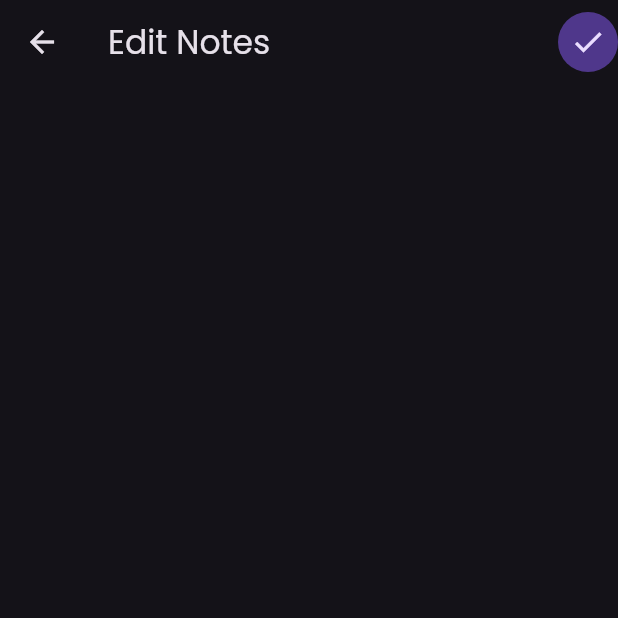
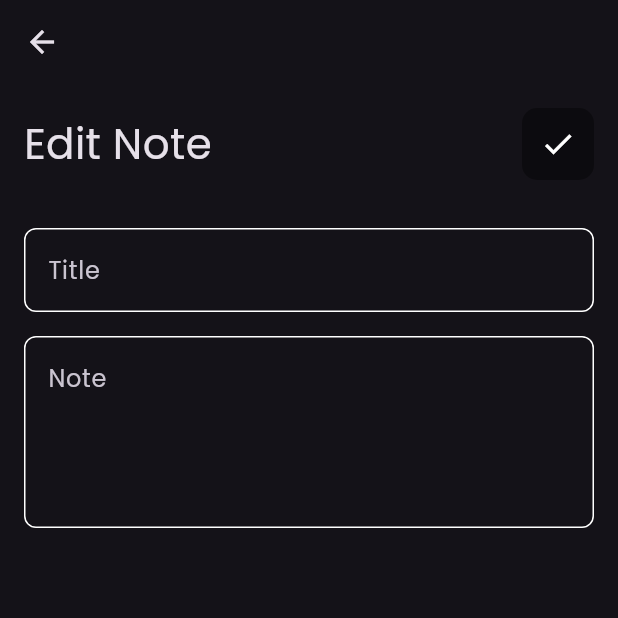
Before and after one commit to Marwanhoo/flutter_notes_app_hive, a Flutter app: the screen it shows after launch, after a tap on "Flutter tips", on a phone screen of 412 x 824 dp, the top half of it. Run offline on Flutter 3.47's test engine with Material 3 defaults, Android fonts, the light colour scheme and no system bars; our stand-ins replace hive, hive_flutter; accounts and stored records are empty.

Commit message:
continue and finish design note and edit note

```diff
--- /dev/null
+++ b/lib/views/edit_note_view.dart
@@ -0,0 +1,14 @@
+import 'package:flutter/material.dart';
+import 'package:flutter_notes_app_hive/widgets/edit_note_view_body.dart';
+
+class EditNoteView extends StatelessWidget {
+  const EditNoteView({super.key});
+
+  @override
+  Widget build(BuildContext context) {
+    return  Scaffold(
+      appBar: AppBar(),
+      body: const EditNoteViewBody(),
+    );
+  }
+}
--- a/lib/views/edit_notes_view.dart
+++ /dev/null
@@ -1,42 +0,0 @@
-import 'package:flutter/material.dart';
-import 'package:flutter_notes_app_hive/widgets/custom_text_field.dart';
-
-class EditNotes extends StatelessWidget {
-  const EditNotes({super.key});
-
-  @override
-  Widget build(BuildContext context) {
-    return Scaffold(
-      appBar: AppBar(
-        title: const Text("Edit Notes"),
-        actions: [
-          CircleAvatar(
-            child: IconButton(
-              onPressed: () {},
-              icon: const Icon(
-                Icons.check_sharp,
-              ),
-            ),
-          ),
-        ],
-      ),
-      body: const Padding(
-        padding: EdgeInsets.all(8.0),
-        child: Column(
-          children: [
-            // CustomTextField(
-            //   hintText: 'Title',
-            // ),
-            SizedBox(
-              height: 20,
-            ),
-            // CustomTextField(
-            //   hintText: 'Content',
-            //   maxLines: 5,
-            // ),
-          ],
-        ),
-      ),
-    );
-  }
-}
--- a/lib/views/notes_view.dart
+++ b/lib/views/notes_view.dart
@@ -1,7 +1,6 @@
 import 'package:flutter/material.dart';
-import 'package:flutter_notes_app_hive/widgets/custom_button.dart';
-import 'package:flutter_notes_app_hive/widgets/custom_note_item.dart';
-import 'package:flutter_notes_app_hive/widgets/custom_text_field.dart';
+import 'package:flutter_notes_app_hive/widgets/add_note_bottom_sheet.dart';
+import 'package:flutter_notes_app_hive/widgets/notes_view_body.dart';
 
 class NotesView extends StatelessWidget {
   const NotesView({super.key});
@@ -9,112 +8,20 @@ class NotesView extends StatelessWidget {
   @override
   Widget build(BuildContext context) {
     return Scaffold(
-      appBar: AppBar(
-        title: const Text(
-          "Notes",
-          style: TextStyle(
-            fontWeight: FontWeight.bold,
-          ),
-        ),
-        actions: [
-          Container(
-            decoration: BoxDecoration(
-              color: Colors.black38,
-              borderRadius: BorderRadius.circular(10),
-            ),
-            child: IconButton(
-              color: Colors.white,
-              onPressed: () {},
-              icon: const Icon(
-                Icons.search,
-              ),
-            ),
-          ),
-        ],
+      body: const SafeArea(
+        child: NotesViewBody(),
       ),
-      body: ListView.builder(
-        itemBuilder: (context, index) => const CustomNoteItem(),
-        itemCount: 10,
-      ),
-      floatingActionButton: FloatingActionButton.extended(
+      floatingActionButton: FloatingActionButton(
         onPressed: () {
           showModalBottomSheet(
-            isScrollControlled: true,
             context: context,
             builder: (context) {
               return const AddNoteBottomSheet();
             },
           );
         },
-        label: const Text("Add Note"),
-        icon: const Icon(Icons.add),
+        child: const Icon(Icons.add),
       ),
     );
   }
 }
-
-class AddNoteBottomSheet extends StatefulWidget {
-  const AddNoteBottomSheet({super.key});
-
-  @override
-  State<AddNoteBottomSheet> createState() => _AddNoteBottomSheetState();
-}
-
-class _AddNoteBottomSheetState extends State<AddNoteBottomSheet> {
-  final GlobalKey<FormState> formKey = GlobalKey();
-  AutovalidateMode autoValidateMode = AutovalidateMode.disabled;
-  String? title;
-  String? subtitle;
-  @override
-  Widget build(BuildContext context) {
-    return Container(
-      padding: const EdgeInsets.all(8.0),
-      height: MediaQuery.of(context).size.height * 0.75,
-      child: Form(
-        key: formKey,
-        autovalidateMode: autoValidateMode,
-        child: Column(
-          mainAxisAlignment: MainAxisAlignment.spaceEvenly,
-          children: [
-             CustomTextField(
-              onSaved: (value){
-                title = value;
-              },
-              hintText: 'Title',
-            ),
-             CustomTextField(
-               onSaved: (value){
-                 subtitle = value;
-               },
-              hintText: 'Content',
-              maxLines: 5,
-            ),
-           CustomButton(text: "Add",onPressed: (){
-             if (formKey.currentState!.validate()) {
-               formKey.currentState!.save();
-             }  else{
-               autoValidateMode = AutovalidateMode.always;
-               setState(() {});
-             }
-           },),
-            const Divider(
-              height: 0,
-            ),
-            SizedBox(
-              width: double.infinity,
-              child: TextButton.icon(
-                onPressed: () {
-                  Navigator.of(context).pop();
-                },
-                icon: const Icon(Icons.close),
-                label: const Text(
-                  "Close",
-                ),
-              ),
-            ),
-          ],
-        ),
-      ),
-    );
-  }
-}
--- /dev/null
+++ b/lib/widgets/custom_app_bar.dart
@@ -0,0 +1,36 @@
+import 'package:flutter/material.dart';
+
+class CustomAppBar extends StatelessWidget {
+  const CustomAppBar({super.key, required this.text, required this.icon});
+
+  final String text;
+  final IconData icon;
+
+  @override
+  Widget build(BuildContext context) {
+    return Row(
+      children: [
+         Text(
+          text,
+          style: TextStyle(
+           fontSize: 28,
+          ),
+        ),
+        const Spacer(),
+        Container(
+          decoration: BoxDecoration(
+            color: Colors.black38,
+            borderRadius: BorderRadius.circular(10),
+          ),
+          child: IconButton(
+            color: Colors.white,
+            onPressed: () {},
+            icon:  Icon(
+              icon,
+            ),
+          ),
+        ),
+      ],
+    );
+  }
+}
--- a/lib/widgets/custom_note_item.dart
+++ /dev/null
@@ -1,60 +0,0 @@
-import 'package:flutter/material.dart';
-import 'package:flutter_notes_app_hive/views/edit_notes_view.dart';
-
-class CustomNoteItem extends StatelessWidget {
-  const CustomNoteItem({super.key});
-
-  @override
-  Widget build(BuildContext context) {
-    return InkWell(
-      onTap: (){
-        Navigator.of(context).push(MaterialPageRoute(builder: (_)=> const EditNotes()));
-      },
-      child: Container(
-        margin: const EdgeInsets.all(8),
-        padding: const EdgeInsets.all(10),
-        decoration: BoxDecoration(
-          color: Colors.grey,
-          borderRadius: BorderRadius.circular(10),
-        ),
-        child: Column(
-          crossAxisAlignment: CrossAxisAlignment.end,
-          children: [
-            ListTile(
-              title: const Padding(
-                padding: EdgeInsets.only(bottom: 10),
-                child: Text(
-                  "Flutter tips",
-                  style: TextStyle(
-                    color: Colors.black,
-                    fontSize: 26,
-                    fontWeight: FontWeight.bold,
-                  ),
-                ),
-              ),
-              subtitle: const Text(
-                "this is subtitle",
-                style: TextStyle(
-                  color: Colors.black,
-                  fontSize: 20,
-
-                ),
-              ),
-              trailing: IconButton(
-                color: Colors.black,
-                onPressed: () {},
-                icon: const Icon(
-                  Icons.delete,
-                ),
-              ),
-              contentPadding: EdgeInsets.zero,
-            ),
-            const Text("May21 , 2022",style: TextStyle(
-              color: Colors.black,
-            ),),
-          ],
-        ),
-      ),
-    );
-  }
-}
--- a/lib/widgets/custom_text_field.dart
+++ b/lib/widgets/custom_text_field.dart
@@ -1,42 +1,35 @@
 import 'package:flutter/material.dart';
 
 class CustomTextField extends StatelessWidget {
-   const CustomTextField({super.key, required this.hintText, this.maxLines = 1, this.onSaved});
+  const CustomTextField({
+    super.key,
+    required this.hintText,
+    this.maxLines = 1,
+  });
+
   final String hintText;
   final int maxLines;
-  final void Function(String?)? onSaved;
+
   @override
   Widget build(BuildContext context) {
-    return TextFormField(
-
-      onSaved: onSaved,
-      validator: (value){
-        if (value?.isEmpty ?? true) {
-          return "Field is required";
-        }else{
-          return null;
-        }
-      },
-      cursorColor: Colors.white,
-      maxLines: maxLines,
+    return TextField(
+      // cursorColor: Colors.white,
       decoration: InputDecoration(
-        hintText: hintText,
-        hintStyle: const TextStyle(
-          color: Colors.grey,
-        ),
         border: buildBorder(),
         enabledBorder: buildBorder(),
-        focusedBorder: buildBorder(const Color(0xff62fcd7)),
+        //focusedBorder: buildBorder(Colors.deepPurple),
+        hintText: hintText,
       ),
+      maxLines: maxLines,
     );
   }
 
   OutlineInputBorder buildBorder([color]) {
     return OutlineInputBorder(
-        borderRadius: BorderRadius.circular(16),
-        borderSide: BorderSide(
-          color: color ?? Colors.white,
-        )
-      );
+      borderRadius: BorderRadius.circular(8),
+      borderSide: BorderSide(
+        color: color ?? Colors.white,
+      ),
+    );
   }
 }
--- /dev/null
+++ b/lib/widgets/edit_note_view_body.dart
@@ -0,0 +1,26 @@
+import 'package:flutter/material.dart';
+import 'package:flutter_notes_app_hive/widgets/custom_app_bar.dart';
+import 'package:flutter_notes_app_hive/widgets/custom_text_field.dart';
+
+class EditNoteViewBody extends StatelessWidget {
+  const EditNoteViewBody({super.key});
+
+  @override
+  Widget build(BuildContext context) {
+    return const Padding(
+      padding: EdgeInsets.all(16),
+      child: Column(
+        children: [
+          CustomAppBar(
+            text: "Edit Note",
+            icon: Icons.check,
+          ),
+          SizedBox(height: 32),
+          CustomTextField(hintText: "Title"),
+          SizedBox(height: 16),
+          CustomTextField(hintText: "Note",maxLines: 4,),
+        ],
+      ),
+    );
+  }
+}
--- /dev/null
+++ b/lib/widgets/note_item.dart
@@ -0,0 +1,55 @@
+import 'package:flutter/material.dart';
+
+class NoteItem extends StatelessWidget {
+  const NoteItem({super.key});
+
+  @override
+  Widget build(BuildContext context) {
+    return Container(
+      padding: const EdgeInsets.all(16),
+      decoration: BoxDecoration(
+        color: Colors.grey,
+        borderRadius: BorderRadius.circular(10),
+      ),
+      child: Column(
+        crossAxisAlignment: CrossAxisAlignment.end,
+        children: [
+          ListTile(
+            title: const Padding(
+              padding: EdgeInsets.only(bottom: 10),
+              child: Text(
+                "Flutter tips",
+                style: TextStyle(
+                  color: Colors.black,
+                  fontSize: 26,
+                  fontWeight: FontWeight.bold,
+                ),
+              ),
+            ),
+            subtitle: const Text(
+              "this is subtitle",
+              style: TextStyle(
+                color: Colors.black,
+                fontSize: 20,
+              ),
+            ),
+            trailing: IconButton(
+              color: Colors.black,
+              onPressed: () {},
+              icon: const Icon(
+                Icons.delete,
+              ),
+            ),
+            contentPadding: EdgeInsets.zero,
+          ),
+          const Text(
+            "May21 , 2022",
+            style: TextStyle(
+              color: Colors.black,
+            ),
+          ),
+        ],
+      ),
+    );
+  }
+}
--- /dev/null
+++ b/lib/widgets/notes_list_view.dart
@@ -0,0 +1,25 @@
+import 'package:flutter/material.dart';
+import 'package:flutter_notes_app_hive/views/edit_note_view.dart';
+import 'package:flutter_notes_app_hive/widgets/note_item.dart';
+
+class NotesListView extends StatelessWidget {
+  const NotesListView({super.key});
+
+  @override
+  Widget build(BuildContext context) {
+    return ListView.separated(
+      itemBuilder: (context, index) {
+        return GestureDetector(
+          onTap: () {
+            Navigator.of(context).push(
+              MaterialPageRoute(builder: (_) => const EditNoteView()),
+            );
+          },
+          child: const NoteItem(),
+        );
+      },
+      separatorBuilder: (context, index) => const Divider(),
+      itemCount: 10,
+    );
+  }
+}
--- /dev/null
+++ b/lib/widgets/notes_view_body.dart
@@ -0,0 +1,26 @@
+import 'package:flutter/material.dart';
+import 'package:flutter_notes_app_hive/widgets/custom_app_bar.dart';
+import 'package:flutter_notes_app_hive/widgets/notes_list_view.dart';
+
+class NotesViewBody extends StatelessWidget {
+  const NotesViewBody({super.key});
+
+  @override
+  Widget build(BuildContext context) {
+    return const Padding(
+      padding: EdgeInsets.all(16.0),
+      child: Column(
+        children: [
+          CustomAppBar(
+            text: "Notes",
+            icon: Icons.search,
+          ),
+          SizedBox(height: 16),
+          Expanded(
+            child: NotesListView(),
+          ),
+        ],
+      ),
+    );
+  }
+}
```
Also changed, not shown: lib/widgets/add_note_bottom_sheet.dart (added, +30 -0 lines), lib/widgets/custom_button.dart (+19 -9 lines), pubspec.lock.
